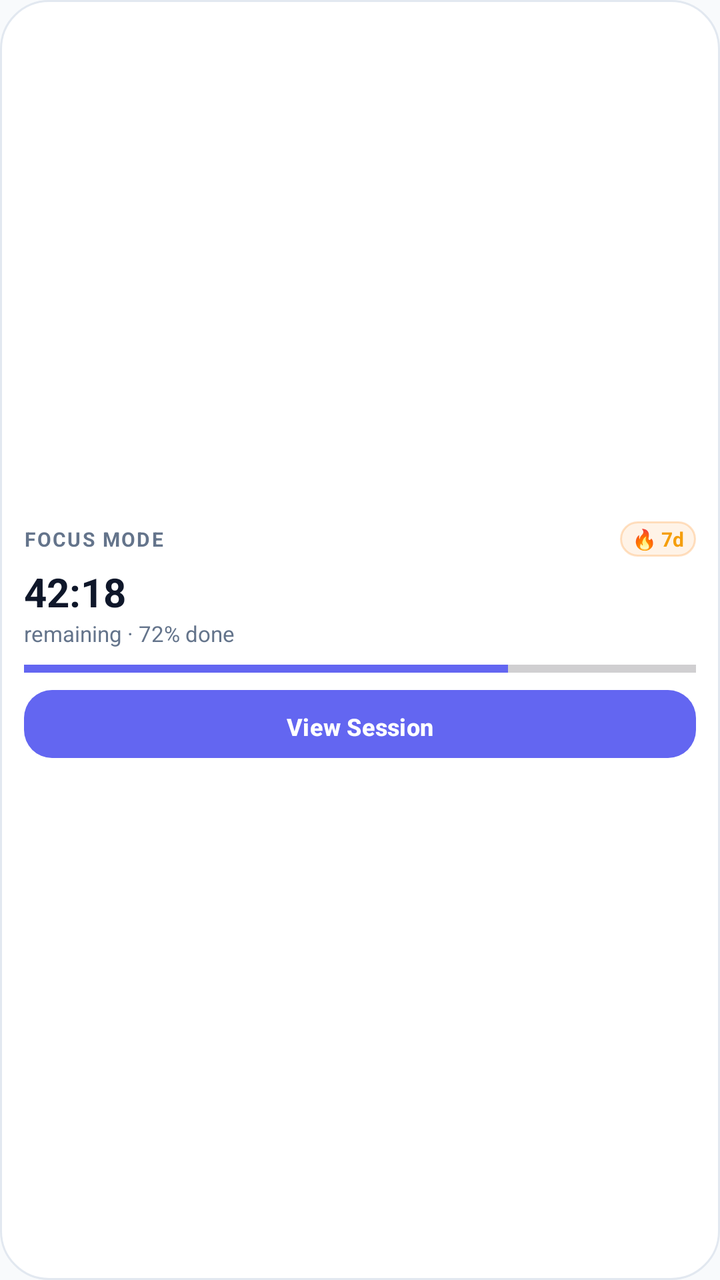
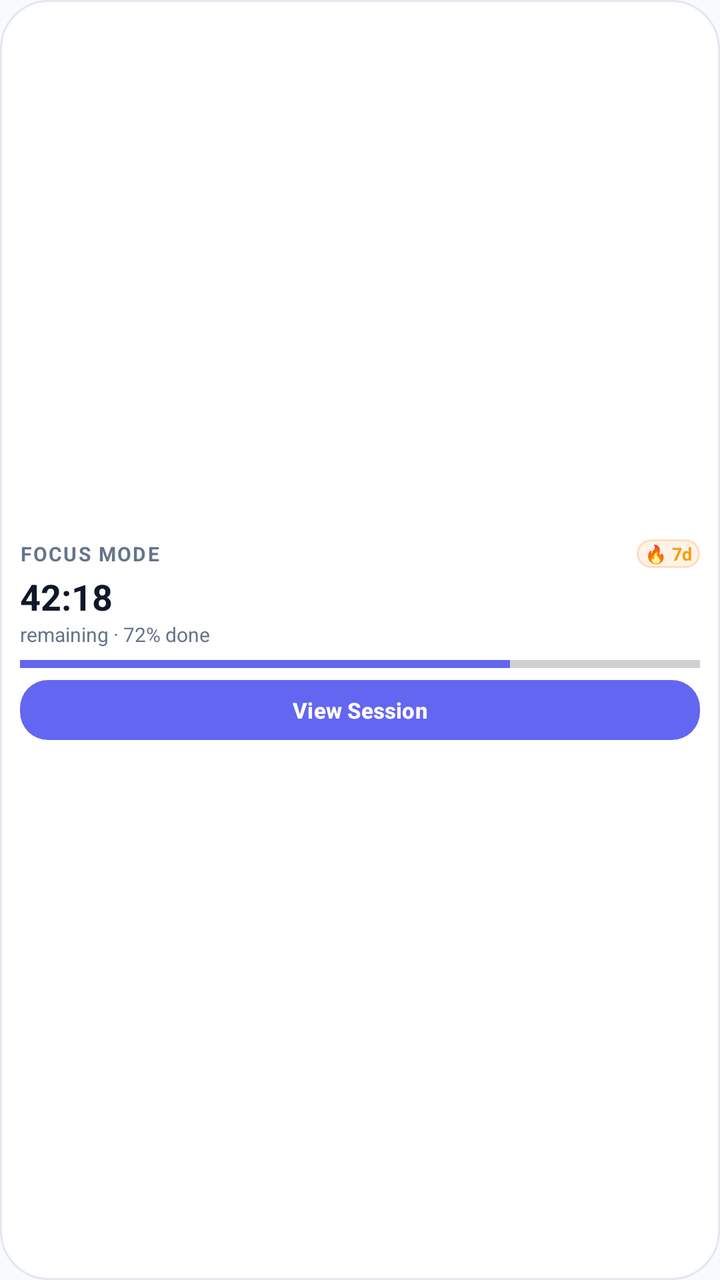

Compare the two renders of this Android layout. The source of the first and the diff that turns it into the second are given below.
<!-- AndroidManifest.xml: application theme Theme.StayFocused -->
<!-- res/layout/widget_compact.xml -->
<?xml version="1.0" encoding="utf-8"?>
<LinearLayout xmlns:android="http://schemas.android.com/apk/res/android"
    android:id="@+id/widgetCompactRoot"
    android:layout_width="match_parent"
    android:layout_height="match_parent"
    android:background="@drawable/bg_dashboard_card"
    android:orientation="vertical"
    android:padding="12dp"
    android:gravity="center_vertical">

    
    <LinearLayout
        android:layout_width="match_parent"
        android:layout_height="wrap_content"
        android:orientation="horizontal"
        android:gravity="center_vertical">

        <TextView
            android:id="@+id/tvWidgetCompactMode"
            android:layout_width="0dp"
            android:layout_height="wrap_content"
            android:layout_weight="1"
            android:maxLines="1"
            android:ellipsize="end"
            android:text="FOCUS MODE"
            android:textColor="@color/text_secondary"
            android:textSize="10sp"
            android:textStyle="bold"
            android:letterSpacing="0.08" />

        <TextView
            android:id="@+id/tvWidgetCompactBadge"
            android:layout_width="wrap_content"
            android:layout_height="wrap_content"
            android:background="@drawable/widget_badge_streak"
            android:paddingStart="6dp"
            android:paddingEnd="6dp"
            android:paddingTop="2dp"
            android:paddingBottom="2dp"
            android:text="🔥 7d"
            android:textColor="@color/accent_streak"
            android:textSize="10sp"
            android:textStyle="bold" />
    </LinearLayout>

    
    <TextView
        android:id="@+id/tvWidgetCompactTimer"
        android:layout_width="match_parent"
        android:layout_height="wrap_content"
        android:layout_marginTop="4dp"
        android:maxLines="1"
        android:ellipsize="end"
        android:text="42:18"
        android:textColor="@color/text_primary"
        android:textSize="20sp"
        android:textStyle="bold" />

    <TextView
        android:id="@+id/tvWidgetCompactSubtitle"
        android:layout_width="match_parent"
        android:layout_height="wrap_content"
        android:maxLines="1"
        android:ellipsize="end"
        android:text="remaining · 72% done"
        android:textColor="@color/text_secondary"
        android:textSize="11sp" />

    
    <ProgressBar
        android:id="@+id/progressWidgetCompactGoal"
        style="?android:attr/progressBarStyleHorizontal"
        android:layout_width="match_parent"
        android:layout_height="5dp"
        android:layout_marginTop="8dp"
        android:layout_marginBottom="8dp"
        android:max="100"
        android:progress="72"
        android:progressTint="@color/brand_primary" />

    
    <Button
        android:id="@+id/btnWidgetCompactAction"
        android:layout_width="match_parent"
        android:layout_height="34dp"
        android:background="@drawable/widget_btn_primary"
        android:minWidth="0dp"
        android:minHeight="0dp"
        android:text="View Session"
        android:textAllCaps="false"
        android:textColor="@color/white"
        android:textSize="12sp"
        android:textStyle="bold" />

</LinearLayout>
<!-- resources referenced by this layout -->
<resources>
  <color name="accent_streak">#F59E0B</color>
  <color name="brand_primary">#6366F1</color>
  <color name="text_primary">#0F172A</color>
  <color name="text_secondary">#64748B</color>
  <color name="white">#FFFFFF</color>
  <!-- drawable bg_dashboard_card (drawable) -->
  <?xml version="1.0" encoding="utf-8"?>
  <shape xmlns:android="http://schemas.android.com/apk/res/android">
      <solid android:color="@color/bg_card" />
      <corners android:radius="24dp" />
      <stroke android:width="1dp" android:color="@color/card_border" />
  </shape>
  <!-- drawable widget_badge_streak (drawable) -->
  <?xml version="1.0" encoding="utf-8"?>
  <shape xmlns:android="http://schemas.android.com/apk/res/android">
      <solid android:color="#20FF9F43" />
      <corners android:radius="12dp" />
      <stroke android:width="1dp" android:color="#50FF9F43" />
  </shape>
  <!-- drawable widget_btn_primary (drawable) -->
  <?xml version="1.0" encoding="utf-8"?>
  <shape xmlns:android="http://schemas.android.com/apk/res/android">
      <solid android:color="@color/brand_primary" />
      <corners android:radius="14dp" />
  </shape>
  <style name="Theme.StayFocused" parent="Theme.Material3.DayNight.NoActionBar">
          <item name="colorPrimary">@color/brand_primary</item>
          <item name="colorPrimaryDark">@color/brand_primary_dark</item>
          <item name="colorSecondary">@color/secondary_teal</item>
          <item name="colorTertiary">@color/warning_amber</item>
          <item name="colorError">@color/strict_red</item>
          <item name="android:windowBackground">@color/bg_light</item>
          <item name="android:statusBarColor">@color/bg_light</item>
          <item name="android:navigationBarColor">@color/bg_light</item>
      </style>
  <color name="bg_card">#FFFFFF</color>
  <color name="card_border">#E2E8F0</color>
  <color name="brand_primary_dark">#4F46E5</color>
  <color name="secondary_teal">#14B8A6</color>
  <color name="warning_amber">#F59E0B</color>
  <color name="strict_red">#EF4444</color>
  <color name="bg_light">#F8FAFC</color>
</resources>

<!-- the commit's change to res/layout/widget_compact.xml (unified diff, before → after) -->
@@ -5,7 +5,7 @@
     android:layout_height="match_parent"
     android:background="@drawable/bg_dashboard_card"
     android:orientation="vertical"
-    android:padding="12dp"
+    android:padding="10dp"
     android:gravity="center_vertical">
 
     
@@ -33,13 +33,13 @@
             android:layout_width="wrap_content"
             android:layout_height="wrap_content"
             android:background="@drawable/widget_badge_streak"
-            android:paddingStart="6dp"
-            android:paddingEnd="6dp"
-            android:paddingTop="2dp"
-            android:paddingBottom="2dp"
+            android:paddingStart="4dp"
+            android:paddingEnd="4dp"
+            android:paddingTop="1dp"
+            android:paddingBottom="1dp"
             android:text="🔥 7d"
             android:textColor="@color/accent_streak"
-            android:textSize="10sp"
+            android:textSize="9sp"
             android:textStyle="bold" />
     </LinearLayout>
 
@@ -48,12 +48,12 @@
         android:id="@+id/tvWidgetCompactTimer"
         android:layout_width="match_parent"
         android:layout_height="wrap_content"
-        android:layout_marginTop="4dp"
+        android:layout_marginTop="2dp"
         android:maxLines="1"
         android:ellipsize="end"
         android:text="42:18"
         android:textColor="@color/text_primary"
-        android:textSize="20sp"
+        android:textSize="18sp"
         android:textStyle="bold" />
 
     <TextView
@@ -64,16 +64,16 @@
         android:ellipsize="end"
         android:text="remaining · 72% done"
         android:textColor="@color/text_secondary"
-        android:textSize="11sp" />
+        android:textSize="10sp" />
 
     
     <ProgressBar
         android:id="@+id/progressWidgetCompactGoal"
         style="?android:attr/progressBarStyleHorizontal"
         android:layout_width="match_parent"
-        android:layout_height="5dp"
-        android:layout_marginTop="8dp"
-        android:layout_marginBottom="8dp"
+        android:layout_height="4dp"
+        android:layout_marginTop="6dp"
+        android:layout_marginBottom="6dp"
         android:max="100"
         android:progress="72"
         android:progressTint="@color/brand_primary" />
@@ -82,14 +82,16 @@
     <Button
         android:id="@+id/btnWidgetCompactAction"
         android:layout_width="match_parent"
-        android:layout_height="34dp"
+        android:layout_height="30dp"
         android:background="@drawable/widget_btn_primary"
         android:minWidth="0dp"
         android:minHeight="0dp"
+        android:paddingTop="0dp"
+        android:paddingBottom="0dp"
         android:text="View Session"
         android:textAllCaps="false"
         android:textColor="@color/white"
-        android:textSize="12sp"
+        android:textSize="11sp"
         android:textStyle="bold" />
 
 </LinearLayout>
